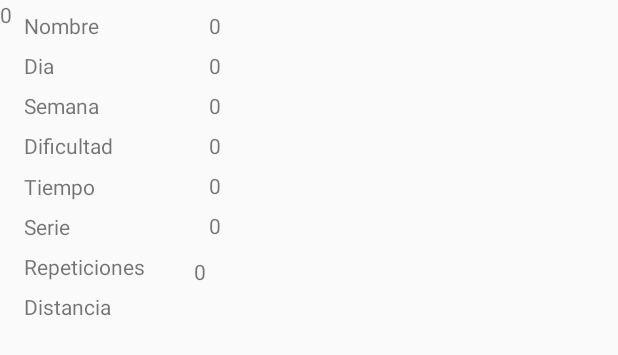
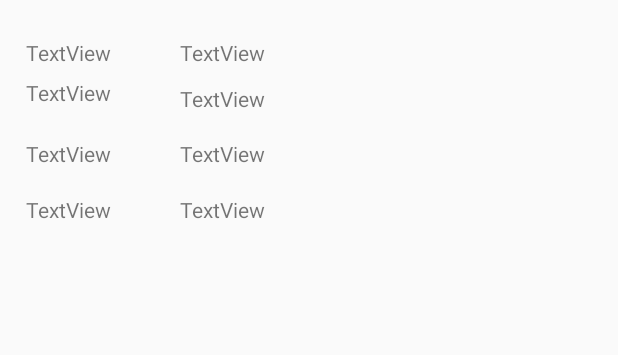
Before and after one commit to Daniel1684/AppGymOriginal, an Android app: the layout lista_ejercicios.xml on its own in the app's theme, with its tools: preview values and no code run, on a phone screen of 412 x 824 dp. Shown: the top 355 px of the screen. Run offline under Robolectric (Android 15) with nearby library versions, the phone set to English and light mode, and no system bars.

Commit message:
casi ultimo dia ..

```diff
--- a/app/src/main/res/layout/lista_ejercicios.xml
+++ b/app/src/main/res/layout/lista_ejercicios.xml
@@ -1,176 +1,81 @@
 <?xml version="1.0" encoding="utf-8"?>
-<android.support.constraint.ConstraintLayout xmlns:android="http://schemas.android.com/apk/res/android"
+<RelativeLayout xmlns:android="http://schemas.android.com/apk/res/android"
     xmlns:app="http://schemas.android.com/apk/res-auto"
     xmlns:tools="http://schemas.android.com/tools"
     android:layout_width="match_parent"
-    android:layout_height="match_parent">
+    android:layout_height="match_parent"
+    tools:layout_editor_absoluteY="81dp"
+    tools:layout_editor_absoluteX="0dp">
 
     <TextView
-        android:id="@+id/tv_ejercicios_salida_nombre"
+        android:id="@+id/tv_uno"
         android:layout_width="wrap_content"
         android:layout_height="wrap_content"
         android:layout_alignParentStart="true"
-        android:layout_marginLeft="73dp"
-        android:layout_marginTop="7dp"
-        android:text="0"
-        app:layout_constraintLeft_toRightOf="@+id/tv_lista_titulo"
-        app:layout_constraintTop_toTopOf="parent" />
+        android:layout_alignParentTop="true"
+        android:layout_marginStart="17dp"
+        android:layout_marginTop="25dp"
+        android:text="TextView" />
 
     <TextView
-        android:id="@+id/tv_ejercicios_salida_dia"
-        android:layout_width="0dp"
+        android:id="@+id/tv_dos"
+        android:layout_width="wrap_content"
         android:layout_height="wrap_content"
-        android:layout_alignParentStart="true"
-        android:layout_below="@+id/tv_lista_titulo"
-        android:layout_marginLeft="0dp"
-        android:layout_marginTop="7dp"
-        android:text="0"
-        app:layout_constraintLeft_toLeftOf="@+id/tv_ejercicios_salida_nombre"
-        app:layout_constraintTop_toBottomOf="@+id/tv_ejercicios_salida_nombre" />
+        android:layout_marginStart="46dp"
+        android:text="TextView"
+        android:layout_above="@+id/tv_tres"
+        android:layout_toEndOf="@+id/tv_tres" />
 
     <TextView
-        android:id="@+id/tv_ejercicios_salida_semana"
+        android:id="@+id/tv_tres"
         android:layout_width="wrap_content"
         android:layout_height="wrap_content"
-        android:layout_alignParentStart="true"
-        android:layout_below="@+id/tv_lista_dia"
-        android:layout_marginLeft="0dp"
         android:layout_marginTop="7dp"
-        android:text="0"
-        app:layout_constraintLeft_toLeftOf="@+id/tv_ejercicios_salida_dia"
-        app:layout_constraintTop_toBottomOf="@+id/tv_ejercicios_salida_dia" />
+        android:text="TextView"
+        android:layout_below="@+id/tv_uno"
+        android:layout_alignStart="@+id/tv_uno" />
 
     <TextView
-        android:id="@+id/tv_ejercicios_salida_dificultad"
+        android:id="@+id/tv_cuatro"
         android:layout_width="wrap_content"
         android:layout_height="wrap_content"
-        android:layout_marginLeft="0dp"
-        android:layout_marginTop="7dp"
-        android:text="0"
-        app:layout_constraintLeft_toLeftOf="@+id/tv_ejercicios_salida_semana"
-        app:layout_constraintTop_toBottomOf="@+id/tv_ejercicios_salida_semana" />
+        android:text="TextView"
+        android:layout_below="@+id/tv_dos"
+        android:layout_alignStart="@+id/tv_dos"
+        android:layout_marginTop="11dp" />
 
     <TextView
-        android:id="@+id/tv_ejercicios_salida_serie"
+        android:id="@+id/tv_cinco"
         android:layout_width="wrap_content"
         android:layout_height="wrap_content"
-        android:layout_marginLeft="0dp"
-        android:layout_marginTop="7dp"
-        android:text="0"
-        app:layout_constraintLeft_toLeftOf="@+id/tv_ejercicios_salida_tiempo"
-        app:layout_constraintTop_toBottomOf="@+id/tv_ejercicios_salida_tiempo" />
+        android:text="TextView"
+        android:layout_alignBaseline="@+id/tv_seis"
+        android:layout_alignBottom="@+id/tv_seis"
+        android:layout_alignStart="@+id/tv_tres" />
 
     <TextView
-        android:id="@+id/tv_ejercicios_salida_tiempo"
+        android:id="@+id/tv_seis"
         android:layout_width="wrap_content"
         android:layout_height="wrap_content"
-        android:layout_marginLeft="0dp"
-        android:layout_marginTop="7dp"
-        android:text="0"
-        app:layout_constraintLeft_toLeftOf="@+id/tv_ejercicios_salida_dificultad"
-        app:layout_constraintTop_toBottomOf="@+id/tv_ejercicios_salida_dificultad" />
+        android:text="TextView"
+        android:layout_marginTop="17dp"
+        android:layout_below="@+id/tv_cuatro"
+        android:layout_alignStart="@+id/tv_ocho" />
 
     <TextView
-        android:id="@+id/tv_ejercicios_salida_repeticiones"
+        android:id="@+id/tv_siete"
         android:layout_width="wrap_content"
         android:layout_height="wrap_content"
-        android:layout_marginLeft="-10dp"
-        android:layout_marginTop="11dp"
-        android:text="0"
-        app:layout_constraintLeft_toLeftOf="@+id/tv_ejercicios_salida_serie"
-        app:layout_constraintTop_toBottomOf="@+id/tv_ejercicios_salida_serie" />
+        android:layout_alignStart="@+id/tv_cinco"
+        android:layout_alignTop="@+id/tv_ocho"
+        android:text="TextView" />
 
     <TextView
-        android:id="@+id/tv_lista_titulo"
+        android:id="@+id/tv_ocho"
         android:layout_width="wrap_content"
         android:layout_height="wrap_content"
-        android:layout_alignParentStart="true"
-        android:layout_marginLeft="16dp"
-        android:layout_marginTop="7dp"
-        android:text="Nombre"
-        app:layout_constraintLeft_toLeftOf="parent"
-        app:layout_constraintTop_toTopOf="parent" />
-
-    <TextView
-        android:id="@+id/tv_lista_dia"
-        android:layout_width="0dp"
-        android:layout_height="wrap_content"
-        android:layout_alignParentStart="true"
-        android:layout_below="@+id/tv_lista_titulo"
-        android:layout_marginLeft="0dp"
-        android:layout_marginTop="7dp"
-        android:text="Dia"
-        app:layout_constraintLeft_toLeftOf="@+id/tv_lista_titulo"
-        app:layout_constraintTop_toBottomOf="@+id/tv_lista_titulo" />
-
-    <TextView
-        android:id="@+id/tv_lista_semana"
-        android:layout_width="wrap_content"
-        android:layout_height="wrap_content"
-        android:layout_alignParentStart="true"
-        android:layout_below="@+id/tv_lista_dia"
-        android:layout_marginLeft="0dp"
-        android:layout_marginTop="7dp"
-        android:text="Semana"
-        app:layout_constraintLeft_toLeftOf="@+id/tv_lista_dia"
-        app:layout_constraintTop_toBottomOf="@+id/tv_lista_dia" />
-
-    <TextView
-        android:id="@+id/tv_lista_dificultad"
-        android:layout_width="wrap_content"
-        android:layout_height="wrap_content"
-        android:layout_marginLeft="0dp"
-        android:layout_marginTop="7dp"
-        android:text="Dificultad"
-        app:layout_constraintLeft_toLeftOf="@+id/tv_lista_semana"
-        app:layout_constraintTop_toBottomOf="@+id/tv_lista_semana" />
-
-    <TextView
-        android:id="@+id/tv_lista_serie"
-        android:layout_width="wrap_content"
-        android:layout_height="wrap_content"
-        android:layout_marginLeft="0dp"
-        android:layout_marginTop="7dp"
-        android:text="Serie"
-        app:layout_constraintLeft_toLeftOf="@+id/tv_lista_tiempo"
-        app:layout_constraintTop_toBottomOf="@+id/tv_lista_tiempo" />
-
-    <TextView
-        android:id="@+id/tv_lista_tiempo"
-        android:layout_width="wrap_content"
-        android:layout_height="wrap_content"
-        android:layout_marginLeft="0dp"
-        android:layout_marginTop="8dp"
-        android:text="Tiempo"
-        app:layout_constraintLeft_toLeftOf="@+id/tv_lista_dificultad"
-        app:layout_constraintTop_toBottomOf="@+id/tv_lista_dificultad" />
-
-    <TextView
-        android:id="@+id/tv_lista_repeticiones"
-        android:layout_width="wrap_content"
-        android:layout_height="wrap_content"
-        android:layout_marginLeft="0dp"
-        android:layout_marginTop="7dp"
-        android:text="Repeticiones"
-        app:layout_constraintLeft_toLeftOf="@+id/tv_lista_serie"
-        app:layout_constraintTop_toBottomOf="@+id/tv_lista_serie" />
-
-    <TextView
-        android:id="@+id/tv_lista_distancia"
-        android:layout_width="wrap_content"
-        android:layout_height="wrap_content"
-        android:text="Distancia"
-        android:layout_marginTop="7dp"
-        app:layout_constraintTop_toBottomOf="@+id/tv_lista_repeticiones"
-        android:layout_marginLeft="0dp"
-        app:layout_constraintLeft_toLeftOf="@+id/tv_lista_repeticiones" />
-
-    <TextView
-        android:id="@+id/tv_ejercicios_salida_distancia"
-        android:layout_width="wrap_content"
-        android:layout_height="wrap_content"
-        android:text="0"
-        tools:layout_editor_absoluteX="139dp"
-        tools:layout_editor_absoluteY="181dp" />
-
-</android.support.constraint.ConstraintLayout>
+        android:text="TextView"
+        android:layout_marginTop="18dp"
+        android:layout_below="@+id/tv_seis"
+        android:layout_alignStart="@+id/tv_cuatro" />
+</RelativeLayout>
```
Also changed, not shown: app/src/main/java/com/danielreimundo/appgym/Adapter/GymAdapter.java (+24 -47 lines), app/src/main/java/com/danielreimundo/appgym/Estadisticas.java (+13 -140 lines), app/src/main/java/com/danielreimundo/appgym/bd/DatabaseManager.java (+61 -14 lines).
